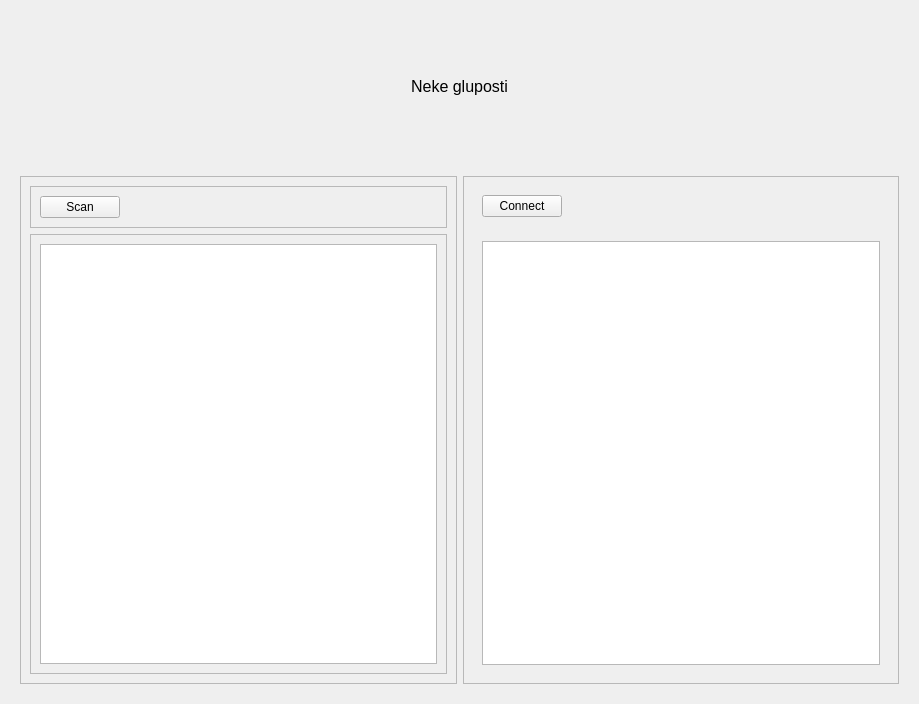
Before: the Qt Designer form package/ble/gui_ble.ui in ljengic/BLE_desktop_application, drawn with Qt 5.
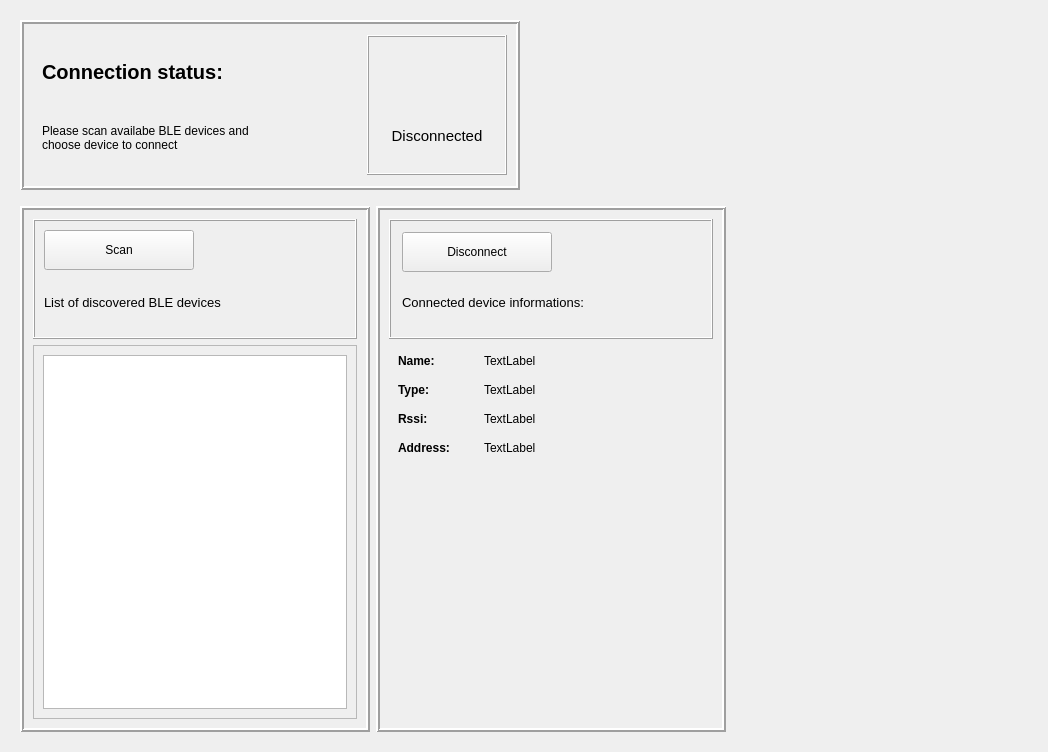
After: the same form once the commit is applied. The open tabs and pages were chosen to show the change. Icons and pictures are not drawn.

Commit message: updated ble gui and api

What changed in the file:
```diff
--- a/package/ble/gui_ble.ui
+++ b/package/ble/gui_ble.ui
@@ -6,14 +6,14 @@
    <rect>
     <x>0</x>
     <y>0</y>
-    <width>919</width>
-    <height>704</height>
+    <width>1048</width>
+    <height>752</height>
    </rect>
   </property>
   <property name="windowTitle">
    <string>Form</string>
   </property>
-  <layout class="QVBoxLayout" name="verticalLayout">
+  <layout class="QVBoxLayout" name="verticalLayout_9">
    <item>
     <widget class="QWidget" name="widget" native="true">
      <property name="sizePolicy">
@@ -25,69 +25,292 @@
      <property name="maximumSize">
       <size>
        <width>16777215</width>
-       <height>150</height>
+       <height>180</height>
       </size>
      </property>
-     <layout class="QGridLayout" name="gridLayout">
-      <item row="0" column="0">
-       <widget class="QLabel" name="label">
-        <property name="font">
-         <font>
-          <pointsize>12</pointsize>
-         </font>
+     <layout class="QHBoxLayout" name="horizontalLayout_8">
+      <item>
+       <widget class="QFrame" name="frame_2">
+        <property name="sizePolicy">
+         <sizepolicy hsizetype="Fixed" vsizetype="Fixed">
+          <horstretch>0</horstretch>
+          <verstretch>0</verstretch>
+         </sizepolicy>
         </property>
-        <property name="text">
-         <string>Neke gluposti</string>
+        <property name="minimumSize">
+         <size>
+          <width>500</width>
+          <height>170</height>
+         </size>
         </property>
-        <property name="alignment">
-         <set>Qt::AlignCenter</set>
+        <property name="maximumSize">
+         <size>
+          <width>450</width>
+          <height>170</height>
+         </size>
         </property>
+        <property name="frameShape">
+         <enum>QFrame::Box</enum>
+        </property>
+        <property name="frameShadow">
+         <enum>QFrame::Raised</enum>
+        </property>
+        <property name="lineWidth">
+         <number>2</number>
+        </property>
+        <layout class="QHBoxLayout" name="horizontalLayout_3">
+         <item>
+          <widget class="QWidget" name="widget_5" native="true">
+           <property name="maximumSize">
+            <size>
+             <width>400</width>
+             <height>16777215</height>
+            </size>
+           </property>
+           <layout class="QVBoxLayout" name="verticalLayout_6">
+            <item>
+             <widget class="QLabel" name="label">
+              <property name="font">
+               <font>
+                <pointsize>15</pointsize>
+                <weight>75</weight>
+                <bold>true</bold>
+               </font>
+              </property>
+              <property name="text">
+               <string>Connection status:</string>
+              </property>
+             </widget>
+            </item>
+            <item>
+             <widget class="QLabel" name="label_ble_info">
+              <property name="font">
+               <font>
+                <pointsize>9</pointsize>
+               </font>
+              </property>
+              <property name="text">
+               <string>Please scan availabe BLE devices and 
+choose device to connect</string>
+              </property>
+             </widget>
+            </item>
+           </layout>
+          </widget>
+         </item>
+         <item>
+          <spacer name="horizontalSpacer_4">
+           <property name="orientation">
+            <enum>Qt::Horizontal</enum>
+           </property>
+           <property name="sizeType">
+            <enum>QSizePolicy::Expanding</enum>
+           </property>
+           <property name="sizeHint" stdset="0">
+            <size>
+             <width>47</width>
+             <height>20</height>
+            </size>
+           </property>
+          </spacer>
+         </item>
+         <item>
+          <widget class="QFrame" name="frame_5">
+           <property name="minimumSize">
+            <size>
+             <width>140</width>
+             <height>140</height>
+            </size>
+           </property>
+           <property name="maximumSize">
+            <size>
+             <width>120</width>
+             <height>140</height>
+            </size>
+           </property>
+           <property name="frameShape">
+            <enum>QFrame::Box</enum>
+           </property>
+           <property name="frameShadow">
+            <enum>QFrame::Raised</enum>
+           </property>
+           <property name="lineWidth">
+            <number>1</number>
+           </property>
+           <layout class="QVBoxLayout" name="verticalLayout_5">
+            <item>
+             <layout class="QHBoxLayout" name="horizontalLayout_4">
+              <item>
+               <spacer name="horizontalSpacer_7">
+                <property name="orientation">
+                 <enum>Qt::Horizontal</enum>
+                </property>
+                <property name="sizeHint" stdset="0">
+                 <size>
+                  <width>40</width>
+                  <height>20</height>
+                 </size>
+                </property>
+               </spacer>
+              </item>
+              <item>
+               <widget class="QLabel" name="label_2">
+                <property name="maximumSize">
+                 <size>
+                  <width>80</width>
+                  <height>80</height>
+                 </size>
+                </property>
+                <property name="text">
+                 <string/>
+                </property>
+                <property name="pixmap">
+                 <pixmap resource="../../images/resources.qrc">:/icons/icons/ble_off.png</pixmap>
+                </property>
+                <property name="scaledContents">
+                 <bool>true</bool>
+                </property>
+                <property name="alignment">
+                 <set>Qt::AlignCenter</set>
+                </property>
+               </widget>
+              </item>
+              <item>
+               <spacer name="horizontalSpacer_6">
+                <property name="orientation">
+                 <enum>Qt::Horizontal</enum>
+                </property>
+                <property name="sizeHint" stdset="0">
+                 <size>
+                  <width>40</width>
+                  <height>20</height>
+                 </size>
+                </property>
+               </spacer>
+              </item>
+             </layout>
+            </item>
+            <item>
+             <widget class="QLabel" name="label_conn_status">
+              <property name="font">
+               <font>
+                <pointsize>11</pointsize>
+               </font>
+              </property>
+              <property name="text">
+               <string>Disconnected</string>
+              </property>
+              <property name="alignment">
+               <set>Qt::AlignCenter</set>
+              </property>
+             </widget>
+            </item>
+           </layout>
+          </widget>
+         </item>
+        </layout>
        </widget>
       </item>
+      <item>
+       <spacer name="horizontalSpacer_10">
+        <property name="orientation">
+         <enum>Qt::Horizontal</enum>
+        </property>
+        <property name="sizeHint" stdset="0">
+         <size>
+          <width>494</width>
+          <height>20</height>
+         </size>
+        </property>
+       </spacer>
+      </item>
      </layout>
     </widget>
    </item>
    <item>
     <widget class="QWidget" name="widget_2" native="true">
-     <layout class="QHBoxLayout" name="horizontalLayout">
+     <layout class="QHBoxLayout" name="horizontalLayout_7">
       <item>
        <widget class="QFrame" name="frame">
+        <property name="minimumSize">
+         <size>
+          <width>350</width>
+          <height>400</height>
+         </size>
+        </property>
+        <property name="maximumSize">
+         <size>
+          <width>350</width>
+          <height>16777215</height>
+         </size>
+        </property>
         <property name="frameShape">
-         <enum>QFrame::StyledPanel</enum>
+         <enum>QFrame::Box</enum>
         </property>
         <property name="frameShadow">
          <enum>QFrame::Raised</enum>
         </property>
-        <layout class="QVBoxLayout" name="verticalLayout_2">
+        <property name="lineWidth">
+         <number>2</number>
+        </property>
+        <layout class="QVBoxLayout" name="verticalLayout_10">
          <item>
           <widget class="QFrame" name="frame_3">
+           <property name="minimumSize">
+            <size>
+             <width>0</width>
+             <height>120</height>
+            </size>
+           </property>
            <property name="frameShape">
-            <enum>QFrame::StyledPanel</enum>
+            <enum>QFrame::Box</enum>
            </property>
            <property name="frameShadow">
             <enum>QFrame::Raised</enum>
            </property>
-           <layout class="QHBoxLayout" name="horizontalLayout_2">
+           <layout class="QVBoxLayout" name="verticalLayout_2">
             <item>
-             <widget class="QPushButton" name="btn_scan">
+             <layout class="QHBoxLayout" name="horizontalLayout_2">
+              <item>
+               <widget class="QPushButton" name="btn_scan">
+                <property name="minimumSize">
+                 <size>
+                  <width>150</width>
+                  <height>40</height>
+                 </size>
+                </property>
+                <property name="text">
+                 <string>Scan</string>
+                </property>
+               </widget>
+              </item>
+              <item>
+               <spacer name="horizontalSpacer">
+                <property name="orientation">
+                 <enum>Qt::Horizontal</enum>
+                </property>
+                <property name="sizeHint" stdset="0">
+                 <size>
+                  <width>98</width>
+                  <height>37</height>
+                 </size>
+                </property>
+               </spacer>
+              </item>
+             </layout>
+            </item>
+            <item>
+             <widget class="QLabel" name="label_9">
+              <property name="font">
+               <font>
+                <pointsize>10</pointsize>
+               </font>
+              </property>
               <property name="text">
-               <string>Scan</string>
+               <string>List of discovered BLE devices</string>
               </property>
              </widget>
             </item>
-            <item>
-             <spacer name="horizontalSpacer">
-              <property name="orientation">
-               <enum>Qt::Horizontal</enum>
-              </property>
-              <property name="sizeHint" stdset="0">
-               <size>
-                <width>283</width>
-                <height>20</height>
-               </size>
-              </property>
-             </spacer>
-            </item>
            </layout>
           </widget>
          </item>
@@ -100,7 +323,7 @@
             <enum>QFrame::Raised</enum>
            </property>
            <layout class="QGridLayout" name="gridLayout_2">
-            <item row="0" column="0">
+            <item row="0" column="1">
              <widget class="QListWidget" name="listWidget"/>
             </item>
            </layout>
@@ -110,52 +333,394 @@
        </widget>
       </item>
       <item>
-       <widget class="QFrame" name="frame_2">
+       <widget class="QFrame" name="frame_7">
+        <property name="minimumSize">
+         <size>
+          <width>350</width>
+          <height>400</height>
+         </size>
+        </property>
+        <property name="maximumSize">
+         <size>
+          <width>350</width>
+          <height>16777215</height>
+         </size>
+        </property>
         <property name="frameShape">
-         <enum>QFrame::StyledPanel</enum>
+         <enum>QFrame::Box</enum>
         </property>
         <property name="frameShadow">
          <enum>QFrame::Raised</enum>
         </property>
-        <layout class="QVBoxLayout" name="verticalLayout_3">
+        <property name="lineWidth">
+         <number>2</number>
+        </property>
+        <property name="midLineWidth">
+         <number>0</number>
+        </property>
+        <layout class="QVBoxLayout" name="verticalLayout_7">
          <item>
-          <widget class="QWidget" name="widget_3" native="true">
-           <layout class="QHBoxLayout" name="horizontalLayout_3">
+          <widget class="QFrame" name="frame_8">
+           <property name="minimumSize">
+            <size>
+             <width>0</width>
+             <height>120</height>
+            </size>
+           </property>
+           <property name="maximumSize">
+            <size>
+             <width>16777215</width>
+             <height>120</height>
+            </size>
+           </property>
+           <property name="frameShape">
+            <enum>QFrame::Box</enum>
+           </property>
+           <property name="frameShadow">
+            <enum>QFrame::Raised</enum>
+           </property>
+           <layout class="QVBoxLayout" name="verticalLayout_11">
+            <property name="leftMargin">
+             <number>11</number>
+            </property>
+            <property name="topMargin">
+             <number>11</number>
+            </property>
+            <property name="rightMargin">
+             <number>11</number>
+            </property>
+            <property name="bottomMargin">
+             <number>11</number>
+            </property>
             <item>
-             <widget class="QPushButton" name="btn_connect">
-              <property name="text">
-               <string>Connect</string>
-              </property>
-             </widget>
-            </item>
-            <item>
-             <spacer name="horizontalSpacer_2">
-              <property name="orientation">
-               <enum>Qt::Horizontal</enum>
-              </property>
-              <property name="sizeHint" stdset="0">
+             <widget class="QStackedWidget" name="stackedWidget">
+              <property name="maximumSize">
                <size>
-                <width>285</width>
-                <height>20</height>
+                <width>16777215</width>
+                <height>16777215</height>
                </size>
               </property>
-             </spacer>
+              <property name="currentIndex">
+               <number>0</number>
+              </property>
+              <widget class="QWidget" name="page">
+               <layout class="QVBoxLayout" name="verticalLayout_3">
+                <property name="spacing">
+                 <number>7</number>
+                </property>
+                <property name="leftMargin">
+                 <number>0</number>
+                </property>
+                <property name="topMargin">
+                 <number>0</number>
+                </property>
+                <property name="rightMargin">
+                 <number>0</number>
+                </property>
+                <property name="bottomMargin">
+                 <number>0</number>
+                </property>
+                <item>
+                 <layout class="QHBoxLayout" name="horizontalLayout_6">
+                  <item>
+                   <widget class="QPushButton" name="btn_connect">
+                    <property name="minimumSize">
+                     <size>
+                      <width>150</width>
+                      <height>40</height>
+                     </size>
+                    </property>
+                    <property name="text">
+                     <string>Connect</string>
+                    </property>
+                   </widget>
+                  </item>
+                  <item>
+                   <spacer name="horizontalSpacer_8">
+                    <property name="orientation">
+                     <enum>Qt::Horizontal</enum>
+                    </property>
+                    <property name="sizeHint" stdset="0">
+                     <size>
+                      <width>40</width>
+                      <height>20</height>
+                     </size>
+                    </property>
+                   </spacer>
+                  </item>
+                 </layout>
+                </item>
+                <item>
+                 <widget class="QLabel" name="label_3">
+                  <property name="font">
+                   <font>
+                    <pointsize>10</pointsize>
+                   </font>
+                  </property>
+                  <property name="text">
+                   <string>Selected device informations:</string>
+                  </property>
+                 </widget>
+                </item>
+               </layout>
+              </widget>
+              <widget class="QWidget" name="page_2">
+               <layout class="QVBoxLayout" name="verticalLayout">
+                <property name="leftMargin">
+                 <number>0</number>
+                </property>
+                <property name="topMargin">
+                 <number>0</number>
+                </property>
+                <property name="rightMargin">
+                 <number>0</number>
+                </property>
+                <property name="bottomMargin">
+                 <number>0</number>
+                </property>
+                <item>
+                 <layout class="QHBoxLayout" name="horizontalLayout">
+                  <item>
+                   <widget class="QPushButton" name="btn_disconnect">
+                    <property name="minimumSize">
+                     <size>
+                      <width>150</width>
+                      <height>40</height>
+                     </size>
+                    </property>
+                    <property name="text">
+                     <string>Disconnect</string>
+                    </property>
+                   </widget>
+                  </item>
+                  <item>
+                   <spacer name="horizontalSpacer_9">
+                    <property name="orientation">
+                     <enum>Qt::Horizontal</enum>
+                    </property>
+                    <property name="sizeHint" stdset="0">
+                     <size>
+                      <width>40</width>
+                      <height>20</height>
+                     </size>
+                    </property>
+                   </spacer>
+                  </item>
+                 </layout>
+                </item>
+                <item>
+                 <widget class="QLabel" name="label_4">
+                  <property name="font">
+                   <font>
+                    <pointsize>10</pointsize>
+                    <italic>false</italic>
+                    <underline>false</underline>
+                    <strikeout>false</strikeout>
+                   </font>
+                  </property>
+                  <property name="text">
+                   <string>Connected device informations:</string>
+                  </property>
+                 </widget>
+                </item>
+               </layout>
+              </widget>
+             </widget>
             </item>
            </layout>
           </widget>
          </item>
          <item>
-          <widget class="QWidget" name="widget_4" native="true">
-           <layout class="QGridLayout" name="gridLayout_3">
-            <item row="0" column="0">
-             <widget class="QListWidget" name="listWidget_2"/>
-            </item>
-           </layout>
-          </widget>
+          <layout class="QHBoxLayout" name="horizontalLayout_5">
+           <item>
+            <widget class="QWidget" name="widget_3" native="true">
+             <property name="minimumSize">
+              <size>
+               <width>80</width>
+               <height>0</height>
+              </size>
+             </property>
+             <property name="font">
+              <font>
+               <weight>75</weight>
+               <bold>true</bold>
+              </font>
+             </property>
+             <layout class="QVBoxLayout" name="verticalLayout_4">
+              <property name="spacing">
+               <number>15</number>
+              </property>
+              <item>
+               <widget class="QLabel" name="label_5">
+                <property name="font">
+                 <font>
+                  <pointsize>9</pointsize>
+                  <weight>75</weight>
+                  <bold>true</bold>
+                 </font>
+                </property>
+                <property name="text">
+                 <string>Name:</string>
+                </property>
+               </widget>
+              </item>
+              <item>
+               <widget class="QLabel" name="label_6">
+                <property name="font">
+                 <font>
+                  <pointsize>9</pointsize>
+                  <weight>75</weight>
+                  <bold>true</bold>
+                 </font>
+                </property>
+                <property name="text">
+                 <string>Type:</string>
+                </property>
+               </widget>
+              </item>
+              <item>
+               <widget class="QLabel" name="label_7">
+                <property name="font">
+                 <font>
+                  <pointsize>9</pointsize>
+                  <weight>75</weight>
+                  <bold>true</bold>
+                 </font>
+                </property>
+                <property name="text">
+                 <string>Rssi:</string>
+                </property>
+               </widget>
+              </item>
+              <item>
+               <widget class="QLabel" name="label_8">
+                <property name="font">
+                 <font>
+                  <pointsize>9</pointsize>
+                 </font>
+                </property>
+                <property name="text">
+                 <string>Address:</string>
+                </property>
+               </widget>
+              </item>
+              <item>
+               <spacer name="verticalSpacer">
+                <property name="orientation">
+                 <enum>Qt::Vertical</enum>
+                </property>
+                <property name="sizeHint" stdset="0">
+                 <size>
+                  <width>20</width>
+                  <height>187</height>
+                 </size>
+                </property>
+               </spacer>
+              </item>
+             </layout>
+            </widget>
+           </item>
+           <item>
+            <widget class="QWidget" name="widget_4" native="true">
+             <layout class="QVBoxLayout" name="verticalLayout_8">
+              <property name="spacing">
+               <number>15</number>
+              </property>
+              <item>
+               <widget class="QLabel" name="label_inf_name">
+                <property name="font">
+                 <font>
+                  <pointsize>9</pointsize>
+                 </font>
+                </property>
+                <property name="text">
+                 <string>TextLabel</string>
+                </property>
+               </widget>
+              </item>
+              <item>
+               <widget class="QLabel" name="label_inf_type">
+                <property name="font">
+                 <font>
+                  <pointsize>9</pointsize>
+                 </font>
+                </property>
+                <property name="text">
+                 <string>TextLabel</string>
+                </property>
+               </widget>
+              </item>
+              <item>
+               <widget class="QLabel" name="label_inf_rssi">
+                <property name="font">
+                 <font>
+                  <pointsize>9</pointsize>
+                 </font>
+                </property>
+                <property name="text">
+                 <string>TextLabel</string>
+                </property>
+               </widget>
+              </item>
+              <item>
+               <widget class="QLabel" name="label_inf_address">
+                <property name="font">
+                 <font>
+                  <pointsize>9</pointsize>
+                 </font>
+                </property>
+                <property name="text">
+                 <string>TextLabel</string>
+                </property>
+               </widget>
+              </item>
+              <item>
+               <spacer name="verticalSpacer_2">
+                <property name="orientation">
+                 <enum>Qt::Vertical</enum>
+                </property>
+                <property name="sizeHint" stdset="0">
+                 <size>
+                  <width>20</width>
+                  <height>187</height>
+                 </size>
+                </property>
+               </spacer>
+              </item>
+             </layout>
+            </widget>
+           </item>
+           <item>
+            <spacer name="horizontalSpacer_2">
+             <property name="orientation">
+              <enum>Qt::Horizontal</enum>
+             </property>
+             <property name="sizeHint" stdset="0">
+              <size>
+               <width>40</width>
+               <height>20</height>
+              </size>
+             </property>
+            </spacer>
+           </item>
+          </layout>
          </item>
         </layout>
        </widget>
       </item>
+      <item>
+       <spacer name="horizontalSpacer_3">
+        <property name="orientation">
+         <enum>Qt::Horizontal</enum>
+        </property>
+        <property name="sizeHint" stdset="0">
+         <size>
+          <width>232</width>
+          <height>20</height>
+         </size>
+        </property>
+       </spacer>
+      </item>
      </layout>
     </widget>
    </item>
```
Left out of the diff: 4 changed lines with no effect on the pictures. The commit also changes 3 other files.
